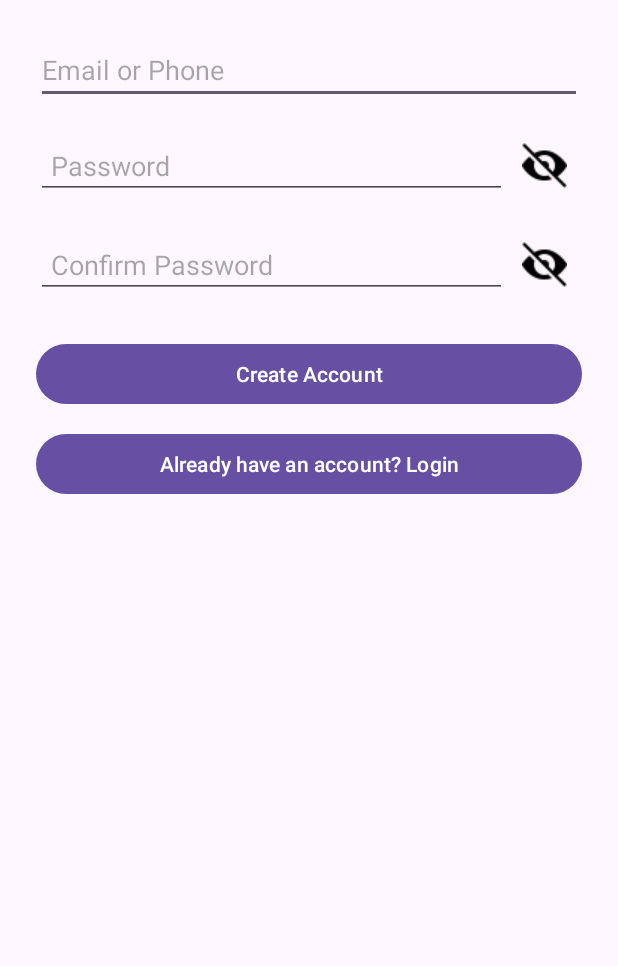
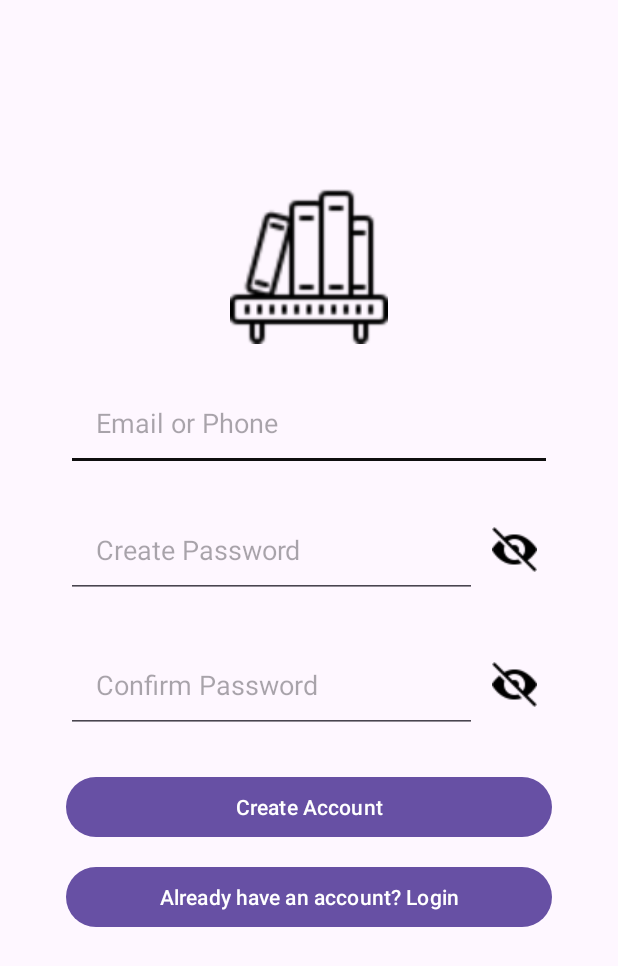
Before and after one commit to Bharti-Sawli/Second-Chance, an Android app: the RegisterActivity screen opened directly, with no data from a screen before it, on a phone screen of 412 x 824 dp. Shown: the top 966 px of the screen. Run offline under Robolectric (Android 15) with nearby library versions, the phone set to English and light mode, and no system bars.

Commit message:
bettered the design and fixed errors

```diff
--- a/app/src/main/res/layout/activity_register.xml
+++ b/app/src/main/res/layout/activity_register.xml
@@ -1,80 +1,102 @@
 <ScrollView xmlns:android="http://schemas.android.com/apk/res/android"
+    xmlns:app="http://schemas.android.com/apk/res-auto"
     android:layout_width="match_parent"
     android:layout_height="match_parent">
 
     <LinearLayout
         android:layout_width="match_parent"
         android:layout_height="wrap_content"
-        android:padding="24dp"
+        android:layout_marginTop="100dp"
+        android:gravity="center"
         android:orientation="vertical"
-        android:gravity="center">
+        android:padding="24dp">
 
         <!-- Email Field -->
+        <ImageView
+            android:id="@+id/imageView2"
+            android:layout_width="match_parent"
+            android:layout_height="105dp"
+            android:layout_marginStart="20dp"
+            android:layout_marginEnd="20dp"
+            android:contentDescription="@string/logotxt"
+            app:srcCompat="@drawable/logo" />
+
         <EditText
             android:id="@+id/inputEmail"
             android:layout_width="match_parent"
             android:layout_height="wrap_content"
-            android:hint="Email or Phone"
+            android:layout_marginStart="20dp"
+            android:layout_marginTop="20dp"
+            android:layout_marginEnd="20dp"
+            android:layout_marginBottom="20dp"
+            android:backgroundTint="#0F0F0F"
+            android:hint="@string/emailHint"
             android:inputType="textEmailAddress"
-            android:layout_marginBottom="16dp" />
+            android:padding="20dp" />
 
         <!-- Password + Toggle -->
         <LinearLayout
             android:layout_width="match_parent"
             android:layout_height="wrap_content"
-            android:orientation="horizontal"
+            android:layout_marginStart="20dp"
+            android:layout_marginEnd="20dp"
+            android:layout_marginBottom="25dp"
             android:gravity="center_vertical"
-            android:layout_marginBottom="16dp">
+            android:orientation="horizontal">
 
             <EditText
                 android:id="@+id/inputPassword"
                 android:layout_width="0dp"
+                android:layout_height="wrap_content"
                 android:layout_weight="1"
-                android:layout_height="wrap_content"
-                android:hint="Password"
+                android:hint="Create Password"
                 android:inputType="textPassword"
-                android:padding="10dp" />
+                android:padding="20dp" />
 
             <ImageView
                 android:id="@+id/togglePassword"
                 android:layout_width="wrap_content"
                 android:layout_height="wrap_content"
+                android:contentDescription="Toggle confirm password visibility"
                 android:padding="10dp"
-                android:src="@drawable/ic_eye_off"
-                android:contentDescription="Toggle password visibility" />
+                android:src="@drawable/ic_eye_off" />
         </LinearLayout>
+        <!-- Confirm Password + Toggle -->
 
-        <!-- Confirm Password + Toggle -->
+        <!-- Register Button -->
         <LinearLayout
             android:layout_width="match_parent"
             android:layout_height="wrap_content"
-            android:orientation="horizontal"
+            android:layout_marginStart="20dp"
+            android:layout_marginEnd="20dp"
+            android:layout_marginBottom="25dp"
             android:gravity="center_vertical"
-            android:layout_marginBottom="24dp">
+            android:orientation="horizontal">
 
             <EditText
                 android:id="@+id/inputConfirmPassword"
                 android:layout_width="0dp"
+                android:layout_height="wrap_content"
                 android:layout_weight="1"
-                android:layout_height="wrap_content"
                 android:hint="Confirm Password"
                 android:inputType="textPassword"
-                android:padding="10dp" />
+                android:padding="20dp" />
 
             <ImageView
                 android:id="@+id/toggleConfirmPassword"
                 android:layout_width="wrap_content"
                 android:layout_height="wrap_content"
+                android:contentDescription="Toggle confirm password visibility"
                 android:padding="10dp"
-                android:src="@drawable/ic_eye_off"
-                android:contentDescription="Toggle confirm password visibility" />
+                android:src="@drawable/ic_eye_off" />
         </LinearLayout>
 
-        <!-- Register Button -->
         <Button
             android:id="@+id/btnCreateAccount"
             android:layout_width="match_parent"
             android:layout_height="wrap_content"
+            android:layout_marginStart="20dp"
+            android:layout_marginEnd="20dp"
             android:text="Create Account" />
 
         <!-- Already Have Account Button -->
@@ -82,7 +104,10 @@
             android:id="@+id/btnAlreadyHaveAccount"
             android:layout_width="match_parent"
             android:layout_height="wrap_content"
-            android:text="Already have an account? Login"
-            android:layout_marginTop="12dp" />
+            android:layout_marginStart="20dp"
+            android:layout_marginTop="12dp"
+            android:layout_marginEnd="20dp"
+            android:text="Already have an account? Login" />
+
     </LinearLayout>
 </ScrollView>
--- a/app/src/main/res/values/strings.xml
+++ b/app/src/main/res/values/strings.xml
@@ -1,3 +1,5 @@
 <resources>
     <string name="app_name">Secondchance</string>
+    <string name="logotxt">logo</string>
+    <string name="emailHint">Email or Phone</string>
 </resources>
```
Also changed, not shown: app/src/main/res/layout/activity_login.xml (+33 -13 lines), app/src/main/res/layout/activity_splash.xml (+30 -16 lines), app/src/main/res/drawable/logo.jpg (deleted), app/src/main/res/drawable/logo.png (added).
